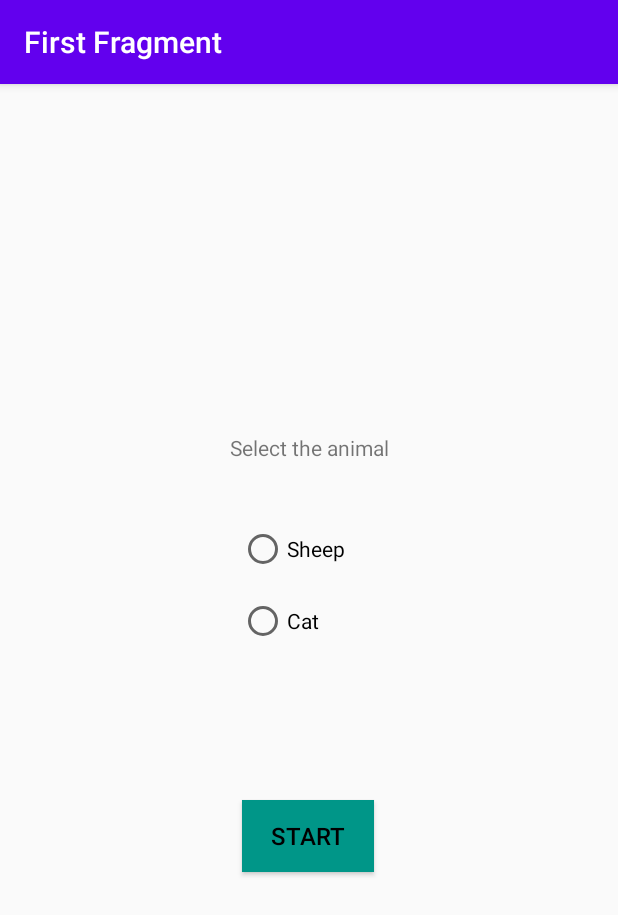
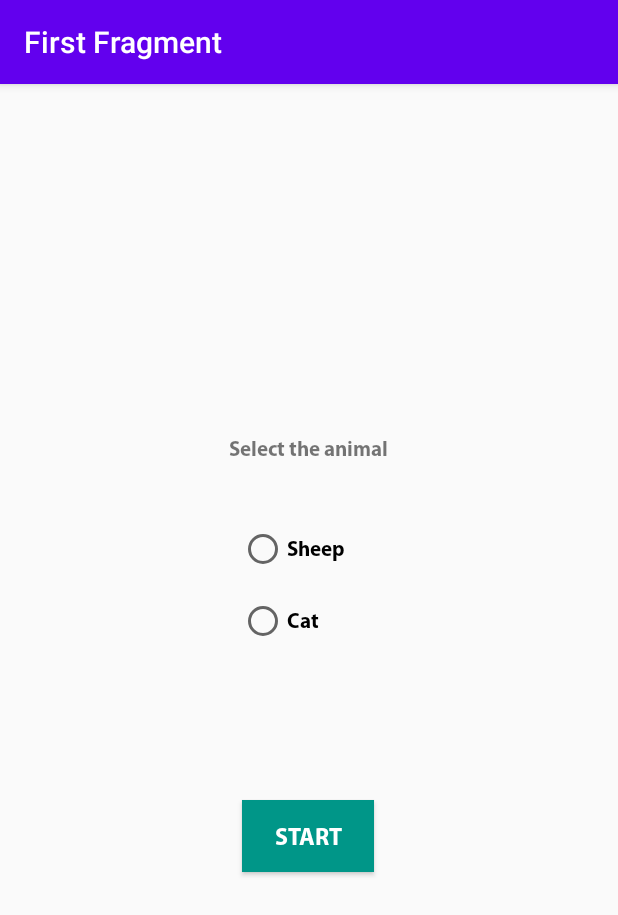
Before and after one commit to The-Horsemen-of-the-OCICS/KotlinGames, an Android app: the CountActivity screen opened directly, with no data from a screen before it, on a phone screen of 412 x 824 dp. Shown: the top 915 px of the screen. Run offline under Robolectric (Android 15) with nearby library versions, the phone set to English and light mode, and no system bars; our stand-ins replace navigation-ui.

Commit message:
change font

```diff
--- a/app/src/main/java/com/ocics/kotlingames/CountActivity.kt
+++ b/app/src/main/java/com/ocics/kotlingames/CountActivity.kt
@@ -20,6 +20,7 @@ class CountActivity : AppCompatActivity() {
         binding = ActivityCountBinding.inflate(layoutInflater)
         setContentView(binding.root)
         setSupportActionBar(binding.toolbar)
+        actionBar?.hide()
 
         val navController = findNavController(R.id.nav_host_fragment_content_count)
         appBarConfiguration = AppBarConfiguration(navController.graph)
--- a/app/src/main/res/layout/fragment_count.xml
+++ b/app/src/main/res/layout/fragment_count.xml
@@ -11,8 +11,9 @@
         android:layout_width="wrap_content"
         android:layout_height="wrap_content"
         android:background="#009688"
+        android:fontFamily="@font/myriadprobold"
         android:text="@string/Start"
-        android:textColor="#000000"
+        android:textColor="#FFFFFF"
         android:textSize="16sp"
         app:layout_constraintBottom_toBottomOf="parent"
         app:layout_constraintEnd_toEndOf="parent"
@@ -35,6 +36,7 @@
             android:layout_width="93dp"
             android:layout_height="wrap_content"
             android:layout_gravity="center_horizontal"
+            android:fontFamily="@font/myriadprobold"
             android:maxWidth="0dp"
             android:minHeight="48dp"
             android:text="@string/sheep" />
@@ -44,6 +46,7 @@
             android:layout_width="93dp"
             android:layout_height="wrap_content"
             android:layout_gravity="center_horizontal"
+            android:fontFamily="@font/myriadprobold"
             android:minHeight="48dp"
             android:minWidth="0dp"
             android:text="@string/cat" />
@@ -53,6 +56,7 @@
         android:id="@+id/textview_first"
         android:layout_width="wrap_content"
         android:layout_height="wrap_content"
+        android:fontFamily="@font/myriadprobold"
         android:text="@string/select_animal"
         app:layout_constraintBottom_toTopOf="@+id/radioGroup"
         app:layout_constraintEnd_toEndOf="parent"
@@ -67,6 +71,7 @@
         android:layout_marginEnd="48dp"
         android:layout_marginStart="48dp"
         android:layout_marginTop="80dp"
+        android:fontFamily="@font/gameofsquids"
         android:gravity="center"
         android:text="@string/_60"
         android:textSize="30sp"
--- a/app/src/main/res/layout/fragment_count_result.xml
+++ b/app/src/main/res/layout/fragment_count_result.xml
@@ -11,6 +11,7 @@
         android:layout_width="wrap_content"
         android:layout_height="wrap_content"
         android:layout_marginTop="160dp"
+        android:fontFamily="@font/myriadprobold"
         android:gravity="center_horizontal"
         android:text="@string/how_many_animals"
         android:textSize="16sp"
@@ -24,6 +25,7 @@
         android:layout_width="wrap_content"
         android:layout_height="wrap_content"
         android:layout_marginTop="160dp"
+        android:fontFamily="@font/myriadprobold"
         android:gravity="center_horizontal"
         android:text="@string/score"
         android:textSize="16sp"
@@ -51,6 +53,7 @@
         android:layout_height="wrap_content"
         android:layout_marginTop="50dp"
         android:background="#009688"
+        android:fontFamily="@font/myriadprobold"
         android:text="@string/back"
         android:textColor="#FFFFFF"
         android:visibility="invisible"
@@ -76,6 +79,7 @@
             android:layout_height="wrap_content"
             android:layout_weight="1"
             android:ems="10"
+            android:fontFamily="@font/myriadprobold"
             android:importantForAutofill="no"
             android:inputType="number"
             tools:ignore="LabelFor,SpeakableTextPresentCheck" />
@@ -88,6 +92,7 @@
         android:layout_height="30dp"
         android:layout_marginTop="210dp"
         android:layout_weight="1"
+        android:fontFamily="@font/myriadprobold"
         android:gravity="center_horizontal"
         android:visibility="visible"
         app:layout_constraintEnd_toEndOf="parent"
```
